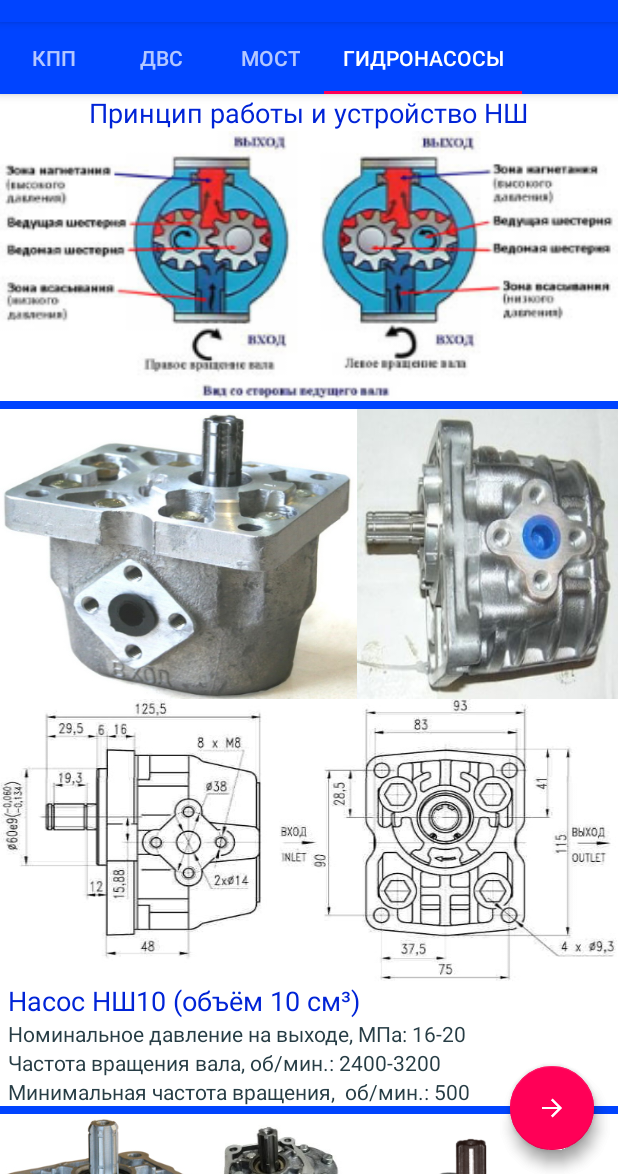
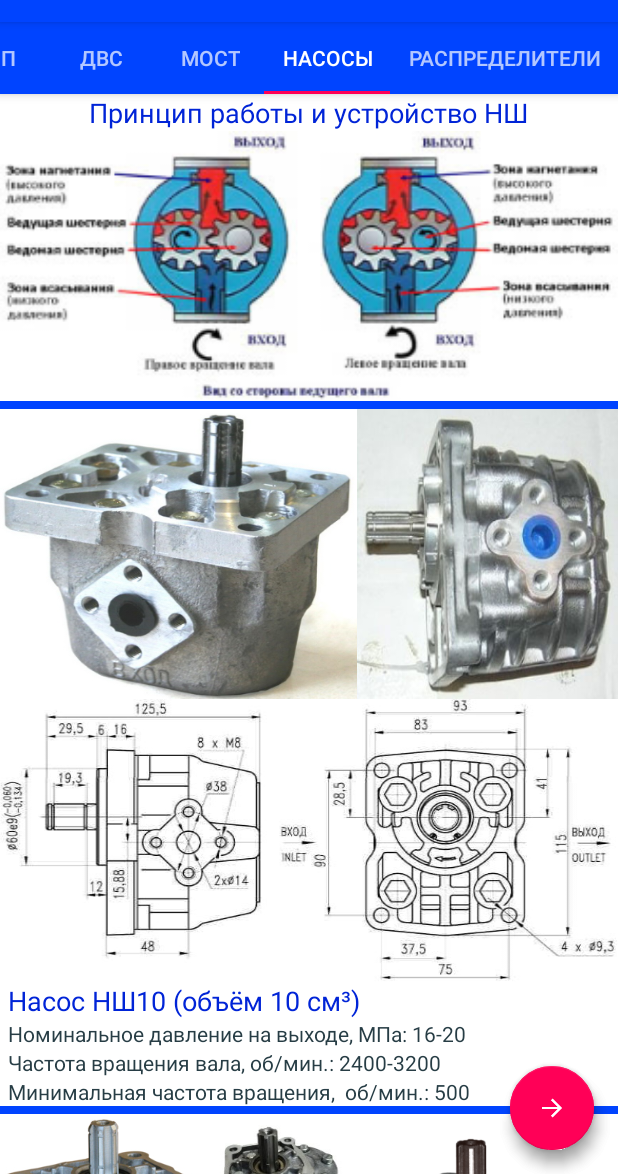
Before and after one commit to vnebo2012/kpp3, an Android app: the screen it shows after launch (MenuActivity), tab 4 chosen, on a phone screen of 412 x 824 dp, the part 62-1236 px from its top. Run offline under Robolectric (Android 15) with nearby library versions, the phone set to English and light mode, and no system bars.

Commit message:
Насосы

```diff
--- a/app/src/main/java/com/cppminitraktor/nikolay/minitraktor/MenuActivity.java
+++ b/app/src/main/java/com/cppminitraktor/nikolay/minitraktor/MenuActivity.java
@@ -201,14 +201,14 @@ public class MenuActivity extends AppCompatActivity
         String rString = getString(R.string.kpp_menu);
         String rString2 = getString(R.string.dvs_menu3);
         String rString3 = getString(R.string.most_menu2);
-        String rString4 = getString(R.string.nasosi);
-       // String rString5 = getString(R.string.gidrocilindri);
+        String rString4 = getString(R.string.nasosi2);
+        String rString5 = getString(R.string.gidroraspred);
 
         adapter.addFrag(new FunFragment(), rString);
         adapter.addFrag(new PristFragment(), rString2);
         adapter.addFrag(new PlitaFragment(), rString3);
         adapter.addFrag(new KolonaFragment(), rString4);
-        //adapter.addFrag(new CilindriFragment(), rString5);
+        adapter.addFrag(new CilindriFragment(), rString5);
 
 
         viewPager.setAdapter(adapter);
--- a/app/src/main/res/values/strings.xml
+++ b/app/src/main/res/values/strings.xml
@@ -49,5 +49,7 @@
     <string name="gidravlika">Гидравлика</string>
     <string name="nasosi">Гидронасосы</string>
     <string name="gidrocilindri">Гидроцилиндры</string>
+    <string name="gidroraspred">Распределители</string>
+    <string name="nasosi2">Насосы</string>
 
 </resources>
```
